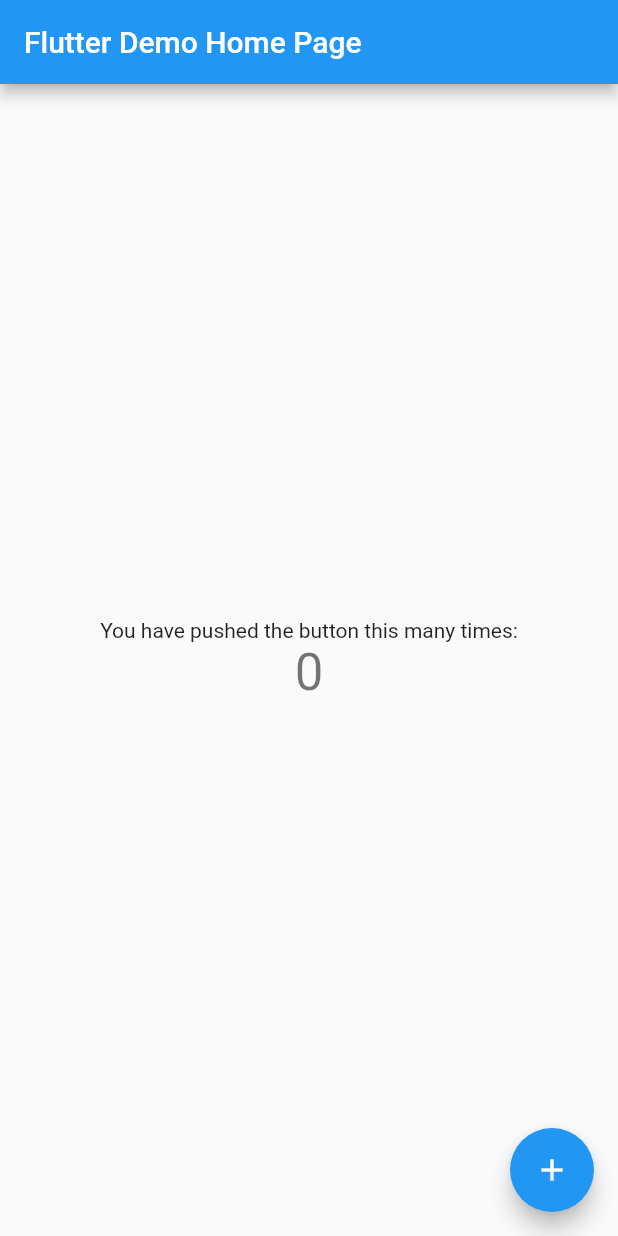
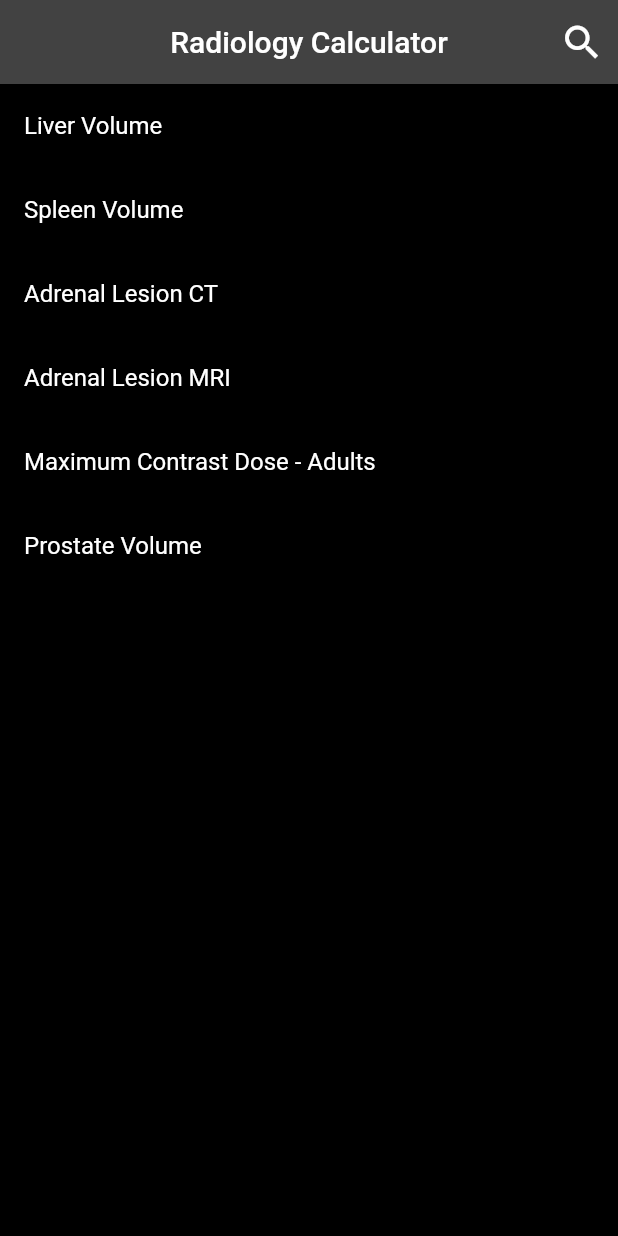
Before and after one commit to leoyuguanall38/radiology_calculator, a Flutter app: the screen it shows after launch, on a phone screen of 412 x 824 dp. Run offline on Flutter 3.47's test engine with Material 2 defaults, Android fonts, the phone set to English and light mode, and no system bars.

Commit message:
first commit

```diff
--- a/lib/main.dart
+++ b/lib/main.dart
@@ -1,113 +1,17 @@
 import 'package:flutter/material.dart';
+import 'package:radiology_calculator/pages/radiology_calculator.dart';
 
 void main() {
-  runApp(MyApp());
+  runApp(Home());
 }
 
-class MyApp extends StatelessWidget {
-  // This widget is the root of your application.
+class Home extends StatelessWidget {
   @override
   Widget build(BuildContext context) {
     return MaterialApp(
-      title: 'Flutter Demo',
-      theme: ThemeData(
-        // This is the theme of your application.
-        //
-        // Try running your application with "flutter run". You'll see the
-        // application has a blue toolbar. Then, without quitting the app, try
-        // changing the primarySwatch below to Colors.green and then invoke
-        // "hot reload" (press "r" in the console where you ran "flutter run",
-        // or simply save your changes to "hot reload" in a Flutter IDE).
-        // Notice that the counter didn't reset back to zero; the application
-        // is not restarted.
-        primarySwatch: Colors.blue,
-      ),
-      home: MyHomePage(title: 'Flutter Demo Home Page'),
+      debugShowCheckedModeBanner: false,
+      title: 'Radiology Calculator',
+      home: RadiologyCalculator(),
     );
   }
 }
-
-class MyHomePage extends StatefulWidget {
-  MyHomePage({Key key, this.title}) : super(key: key);
-
-  // This widget is the home page of your application. It is stateful, meaning
-  // that it has a State object (defined below) that contains fields that affect
-  // how it looks.
-
-  // This class is the configuration for the state. It holds the values (in this
-  // case the title) provided by the parent (in this case the App widget) and
-  // used by the build method of the State. Fields in a Widget subclass are
-  // always marked "final".
-
-  final String title;
-
-  @override
-  _MyHomePageState createState() => _MyHomePageState();
-}
-
-class _MyHomePageState extends State<MyHomePage> {
-  int _counter = 0;
-
-  void _incrementCounter() {
-    setState(() {
-      // This call to setState tells the Flutter framework that something has
-      // changed in this State, which causes it to rerun the build method below
-      // so that the display can reflect the updated values. If we changed
-      // _counter without calling setState(), then the build method would not be
-      // called again, and so nothing would appear to happen.
-      _counter++;
-    });
-  }
-
-  @override
-  Widget build(BuildContext context) {
-    // This method is rerun every time setState is called, for instance as done
-    // by the _incrementCounter method above.
-    //
-    // The Flutter framework has been optimized to make rerunning build methods
-    // fast, so that you can just rebuild anything that needs updating rather
-    // than having to individually change instances of widgets.
-    return Scaffold(
-      appBar: AppBar(
-        // Here we take the value from the MyHomePage object that was created by
-        // the App.build method, and use it to set our appbar title.
-        title: Text(widget.title),
-      ),
-      body: Center(
-        // Center is a layout widget. It takes a single child and positions it
-        // in the middle of the parent.
-        child: Column(
-          // Column is also a layout widget. It takes a list of children and
-          // arranges them vertically. By default, it sizes itself to fit its
-          // children horizontally, and tries to be as tall as its parent.
-          //
-          // Invoke "debug painting" (press "p" in the console, choose the
-          // "Toggle Debug Paint" action from the Flutter Inspector in Android
-          // Studio, or the "Toggle Debug Paint" command in Visual Studio Code)
-          // to see the wireframe for each widget.
-          //
-          // Column has various properties to control how it sizes itself and
-          // how it positions its children. Here we use mainAxisAlignment to
-          // center the children vertically; the main axis here is the vertical
-          // axis because Columns are vertical (the cross axis would be
-          // horizontal).
-          mainAxisAlignment: MainAxisAlignment.center,
-          children: <Widget>[
-            Text(
-              'You have pushed the button this many times:',
-            ),
-            Text(
-              '$_counter',
-              style: Theme.of(context).textTheme.headline4,
-            ),
-          ],
-        ),
-      ),
-      floatingActionButton: FloatingActionButton(
-        onPressed: _incrementCounter,
-        tooltip: 'Increment',
-        child: Icon(Icons.add),
-      ), // This trailing comma makes auto-formatting nicer for build methods.
-    );
-  }
-}
--- /dev/null
+++ b/lib/pages/assets/calculators.dart
@@ -0,0 +1,8 @@
+final List<String> radiologyCalculators = <String>[
+  'Liver Volume',
+  'Spleen Volume',
+  'Adrenal Lesion CT',
+  'Adrenal Lesion MRI',
+  'Maximum Contrast Dose - Adults',
+  'Prostate Volume',
+];
--- /dev/null
+++ b/lib/pages/radiology_calculator.dart
@@ -0,0 +1,49 @@
+import 'package:flutter/material.dart';
+import 'package:radiology_calculator/pages/assets/calculators.dart';
+
+final List<String> _radiologyCalculators = radiologyCalculators;
+
+class RadiologyCalculator extends StatefulWidget {
+  @override
+  _RadiologyCalculatorState createState() => _RadiologyCalculatorState();
+}
+
+class _RadiologyCalculatorState extends State<RadiologyCalculator> {
+  @override
+  Widget build(BuildContext context) {
+    return Scaffold(
+      appBar: AppBar(
+        centerTitle: true,
+        elevation: 0.0,
+        backgroundColor: Colors.grey[800],
+        title: Text('Radiology Calculator'),
+        actions: <Widget>[
+          IconButton(
+            icon: const Icon(Icons.search),
+            onPressed: () {},
+            iconSize: 30.0,
+          ),
+        ],
+      ),
+      body: Container(
+        color: Colors.black,
+        child: ListView.builder(
+          itemCount: _radiologyCalculators.length,
+          itemBuilder: (context, index) {
+            return ListTile(
+              onTap: () {
+                print('Success!');
+              },
+              title: Text(
+                _radiologyCalculators[index],
+                style: TextStyle(
+                  color: Colors.white,
+                ),
+              ),
+            );
+          },
+        ),
+      ),
+    );
+  }
+}
--- /dev/null
+++ b/lib/widgets/calculator_tile.dart
@@ -0,0 +1,10 @@
+import 'package:flutter/material.dart';
+
+class CalculatorTile extends StatelessWidget {
+  @override
+  Widget build(BuildContext context, int index) {
+    return Container(
+      child: ListTile(),
+    );
+  }
+}
```
Also changed, not shown: 1 other file.
